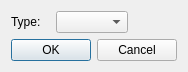
First picture: the form in source/dialogs/alterationofpacedialog.ui, repository powertab/powertabeditor, before the edit.
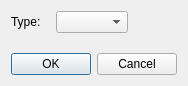
Second picture: the form after the edit.

```diff
--- a/source/dialogs/alterationofpacedialog.ui
+++ b/source/dialogs/alterationofpacedialog.ui
@@ -6,8 +6,8 @@
    <rect>
     <x>0</x>
     <y>0</y>
-    <width>174</width>
-    <height>69</height>
+    <width>176</width>
+    <height>86</height>
    </rect>
   </property>
   <property name="windowTitle">
```
Left out of the diff: 3 changed lines with no effect on the pictures.
